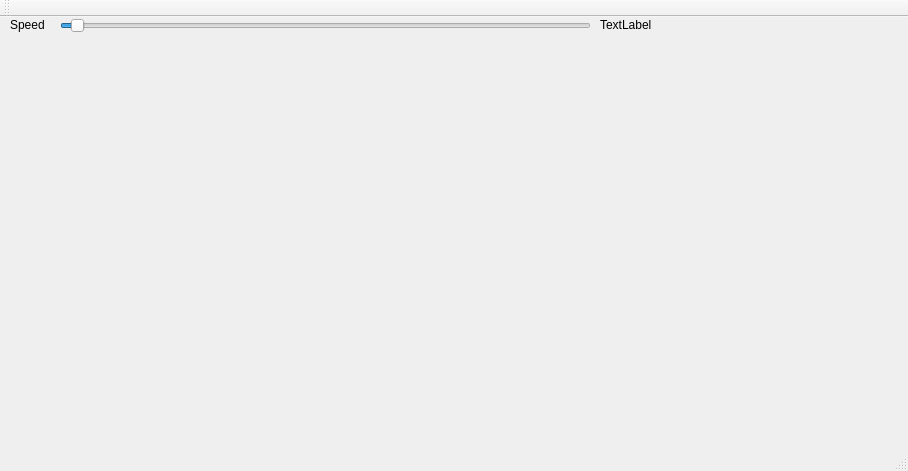
skorja/AuraluxVisualizer, file mainwindow.ui: the form before one commit.
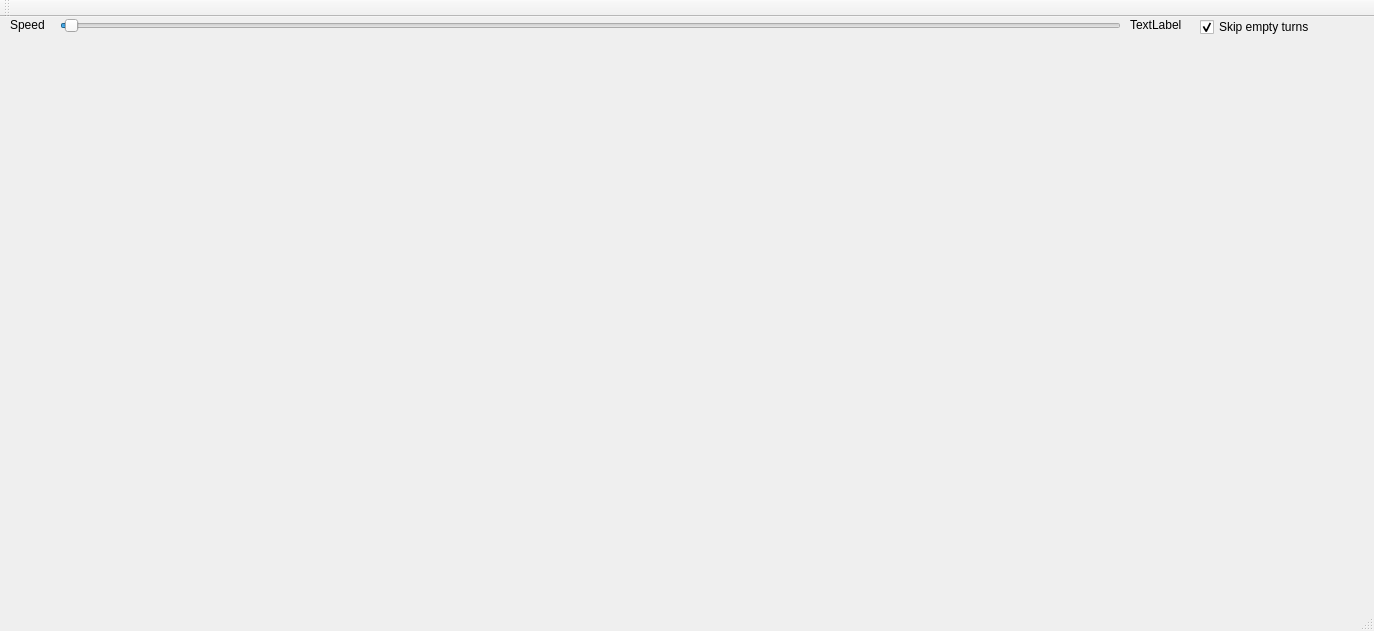
The form after the commit.

Diff of the .ui file:
```diff
--- a/mainwindow.ui
+++ b/mainwindow.ui
@@ -6,8 +6,8 @@
    <rect>
     <x>0</x>
     <y>0</y>
-    <width>908</width>
-    <height>471</height>
+    <width>1374</width>
+    <height>631</height>
    </rect>
   </property>
   <property name="windowTitle">
@@ -19,7 +19,7 @@
      <rect>
       <x>60</x>
       <y>0</y>
-      <width>531</width>
+      <width>1061</width>
       <height>17</height>
      </rect>
     </property>
@@ -27,7 +27,7 @@
      <number>1</number>
     </property>
     <property name="maximum">
-     <number>100</number>
+     <number>500</number>
     </property>
     <property name="pageStep">
      <number>1</number>
@@ -55,7 +55,7 @@
    <widget class="QLabel" name="label_2">
     <property name="geometry">
      <rect>
-      <x>600</x>
+      <x>1130</x>
       <y>0</y>
       <width>58</width>
       <height>16</height>
@@ -65,6 +65,22 @@
      <string>TextLabel</string>
     </property>
    </widget>
+   <widget class="QCheckBox" name="checkBox">
+    <property name="geometry">
+     <rect>
+      <x>1200</x>
+      <y>0</y>
+      <width>161</width>
+      <height>20</height>
+     </rect>
+    </property>
+    <property name="text">
+     <string>Skip empty turns</string>
+    </property>
+    <property name="checked">
+     <bool>true</bool>
+    </property>
+   </widget>
   </widget>
   <widget class="QMenuBar" name="menuBar">
    <property name="geometry">
```
Left out of the diff: 4 changed lines with no effect on the pictures.
